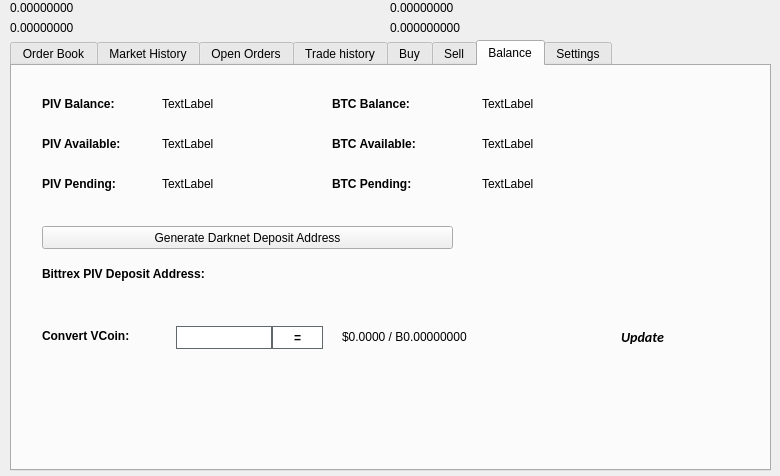
Qt form src/qt/forms/tradingdialog.ui (eons-finance/ALQO) before a commit.
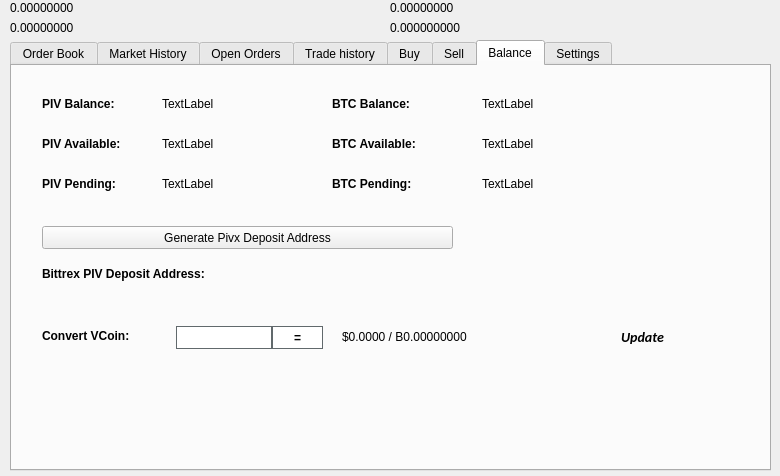
The same form after that commit. The open tabs and pages were chosen to show the change. Icons and pictures are not drawn.

What changed in the file:
```diff
--- a/src/qt/forms/tradingdialog.ui
+++ b/src/qt/forms/tradingdialog.ui
@@ -2756,7 +2756,7 @@
       </rect>
      </property>
      <property name="text">
-      <string>Generate Darknet Deposit Address</string>
+      <string>Generate Pivx Deposit Address</string>
      </property>
      <property name="icon">
       <iconset resource="../darknet.qrc">
```
Left out of the diff: 14 changed lines with no effect on the pictures.
